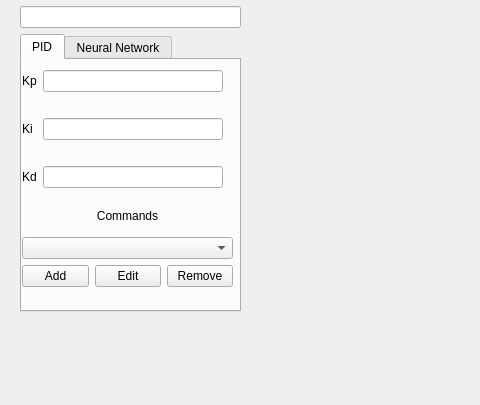
The window that ui/mainwindow.ui (BohdanMytnyk/neurocontroller) describes before a commit, drawn with Qt 5; both pictures show x 0 to 480 and y 429 to 834 of the 800 by 834 pixel window.
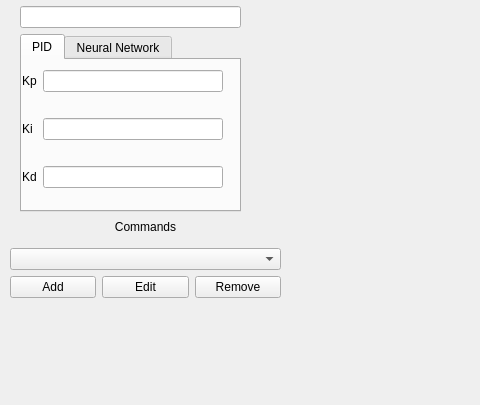
The same window after the commit. The open tabs and pages were chosen to show the change.

Commit message: added function to add command, added new MetaType command

What changed in the file:
```diff
--- a/ui/mainwindow.ui
+++ b/ui/mainwindow.ui
@@ -297,13 +297,13 @@
      </layout>
     </widget>
    </widget>
-   <widget class="QWidget" name="">
+   <widget class="QWidget" name="layoutWidget">
     <property name="geometry">
      <rect>
       <x>20</x>
       <y>390</y>
       <width>221</width>
-      <height>351</height>
+      <height>251</height>
      </rect>
     </property>
     <layout class="QVBoxLayout" name="sim_layout">
@@ -349,57 +349,7 @@
         <attribute name="title">
          <string>PID</string>
         </attribute>
-        <widget class="QWidget" name="">
-         <property name="geometry">
-          <rect>
-           <x>0</x>
-           <y>140</y>
-           <width>211</width>
-           <height>87</height>
-          </rect>
-         </property>
-         <layout class="QVBoxLayout" name="commands_verticalLayout">
-          <item>
-           <widget class="QLabel" name="label_2">
-            <property name="text">
-             <string>Commands</string>
-            </property>
-            <property name="alignment">
-             <set>Qt::AlignCenter</set>
-            </property>
-           </widget>
-          </item>
-          <item>
-           <widget class="QComboBox" name="comboBox"/>
-          </item>
-          <item>
-           <layout class="QHBoxLayout" name="commands_horizontalLayout">
-            <item>
-             <widget class="QPushButton" name="pushButton">
-              <property name="text">
-               <string>Add</string>
-              </property>
-             </widget>
-            </item>
-            <item>
-             <widget class="QPushButton" name="pushButton_2">
-              <property name="text">
-               <string>Edit</string>
-              </property>
-             </widget>
-            </item>
-            <item>
-             <widget class="QPushButton" name="pushButton_3">
-              <property name="text">
-               <string>Remove</string>
-              </property>
-             </widget>
-            </item>
-           </layout>
-          </item>
-         </layout>
-        </widget>
-        <widget class="QWidget" name="">
+        <widget class="QWidget" name="layoutWidget">
          <property name="geometry">
           <rect>
            <x>0</x>
@@ -451,6 +401,56 @@
      </item>
     </layout>
    </widget>
+   <widget class="QWidget" name="layoutWidget">
+    <property name="geometry">
+     <rect>
+      <x>10</x>
+      <y>640</y>
+      <width>271</width>
+      <height>87</height>
+     </rect>
+    </property>
+    <layout class="QVBoxLayout" name="commands_verticalLayout">
+     <item>
+      <widget class="QLabel" name="label_2">
+       <property name="text">
+        <string>Commands</string>
+       </property>
+       <property name="alignment">
+        <set>Qt::AlignCenter</set>
+       </property>
+      </widget>
+     </item>
+     <item>
+      <widget class="QComboBox" name="cmdComboBox"/>
+     </item>
+     <item>
+      <layout class="QHBoxLayout" name="commands_horizontalLayout">
+       <item>
+        <widget class="QPushButton" name="addCmd">
+         <property name="text">
+          <string>Add</string>
+         </property>
+        </widget>
+       </item>
+       <item>
+        <widget class="QPushButton" name="editCmd">
+         <property name="text">
+          <string>Edit</string>
+         </property>
+        </widget>
+       </item>
+       <item>
+        <widget class="QPushButton" name="removeCmd">
+         <property name="text">
+          <string>Remove</string>
+         </property>
+        </widget>
+       </item>
+      </layout>
+     </item>
+    </layout>
+   </widget>
   </widget>
   <widget class="QMenuBar" name="menubar">
    <property name="geometry">
```
Left out of the diff: 8 changed lines with no effect on the pictures. The commit also changes 6 other files.
